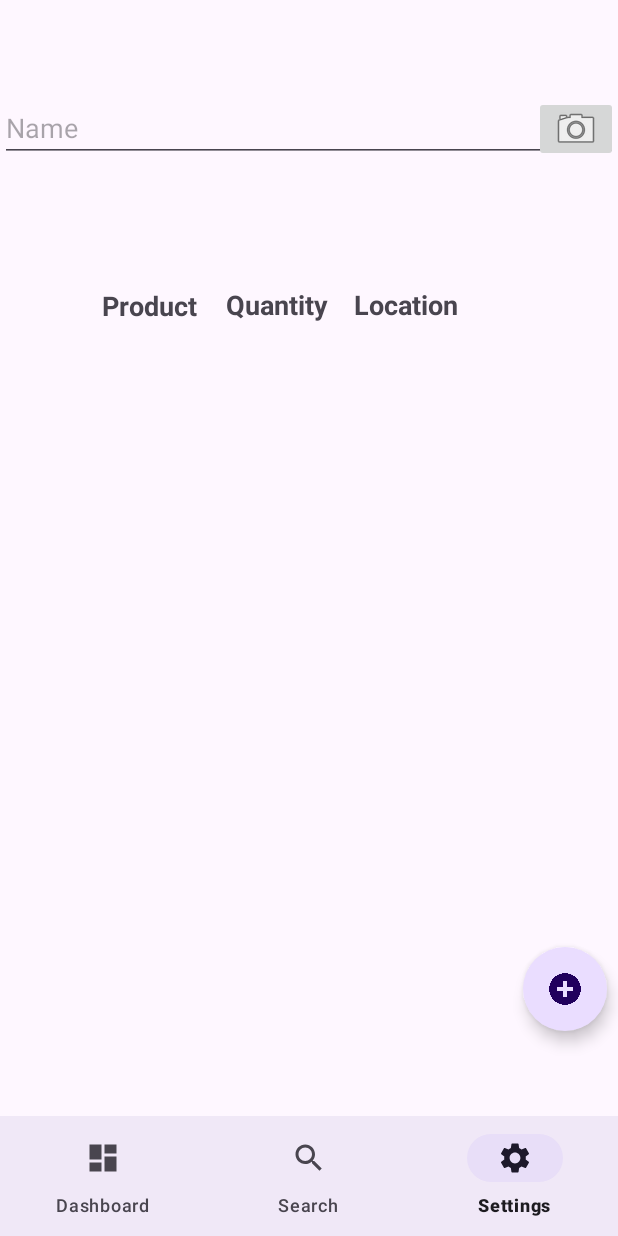
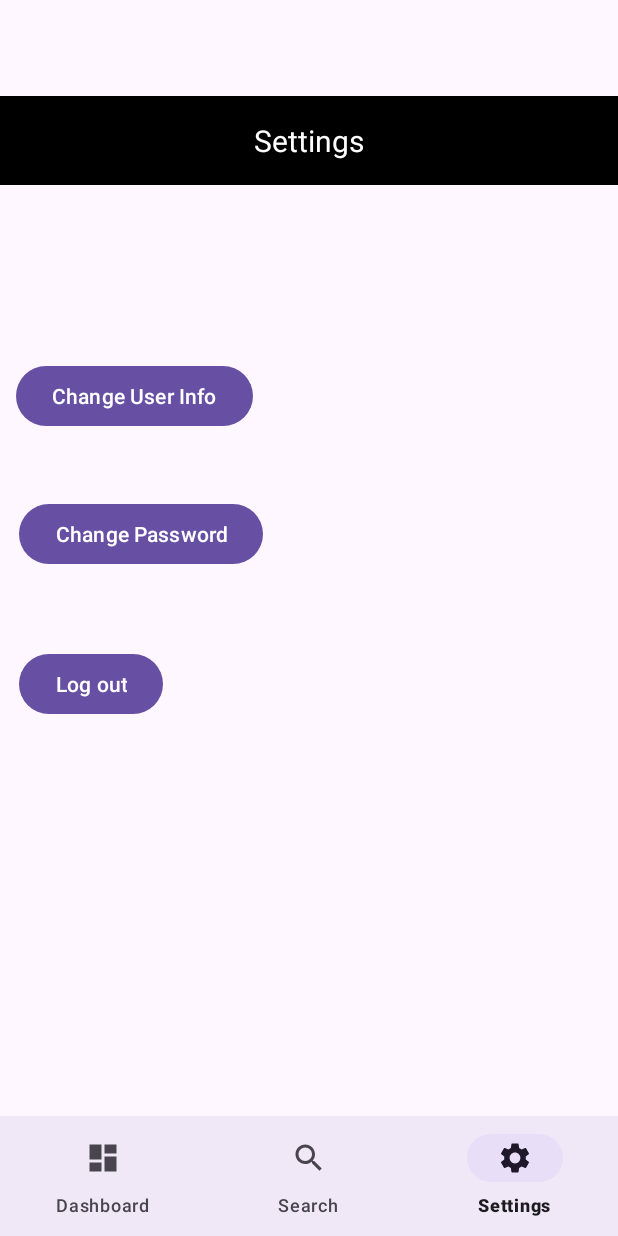
Before and after one commit to ahadides/BCS421_BIMS, an Android app: the fragment itemeditFragment placed in its activity, item 3 of the bottom bar chosen, on a phone screen of 412 x 824 dp. Run offline under Robolectric (Android 15) with nearby library versions, the phone set to English and light mode, and no system bars; our stand-ins replace Firebase (no records; nobody signed in at launch, a user with empty details on screens opened directly), Picasso, navigation-ui; pictures from the network do not load.

```diff
--- a/app/src/main/java/edu/farmingdale/bcs421_bims/HomeActivity.kt
+++ b/app/src/main/java/edu/farmingdale/bcs421_bims/HomeActivity.kt
@@ -15,6 +15,9 @@ class HomeActivity : AppCompatActivity() {
     override fun onCreate(savedInstanceState: Bundle?) {
         super.onCreate(savedInstanceState)
         setContentView(R.layout.activity_home)
+
+
+        //HOMEACTIVITY FOR DEBUG
 
         //Initialize Firebase Auth
         auth = FirebaseAuth.getInstance()
--- a/app/src/main/java/edu/farmingdale/bcs421_bims/ItemFragment.kt
+++ b/app/src/main/java/edu/farmingdale/bcs421_bims/ItemFragment.kt
@@ -154,11 +154,8 @@ class ItemFragment : Fragment() {
                 else -> false
             }
         }
-
         popupMenu.show()
     }
-
-
 
     override fun onDestroyView() {
         super.onDestroyView()
--- a/app/src/main/java/edu/farmingdale/bcs421_bims/LoginActivity.kt
+++ b/app/src/main/java/edu/farmingdale/bcs421_bims/LoginActivity.kt
@@ -108,7 +108,8 @@ class LoginActivity : AppCompatActivity() {
             .addOnCompleteListener(this) { task ->
                 if (task.isSuccessful) {
                     Toast.makeText(this, "Google sign-in successful", Toast.LENGTH_SHORT).show()
-                    //Redirect to main activity or another activity as needed
+                    //Redirect to HomeActivity for debug purposes
+                    //Change
                     val homeIntent = Intent(this, HomeActivity::class.java)
                     startActivity(homeIntent)
                     //closes login activity
--- a/app/src/main/java/edu/farmingdale/bcs421_bims/MainActivity.kt
+++ b/app/src/main/java/edu/farmingdale/bcs421_bims/MainActivity.kt
@@ -26,8 +26,8 @@ class MainActivity : AppCompatActivity() {
             when(it.itemId){
 
                 R.id.navigation_dashboard -> replaceFragment(DashFragment())
-                R.id.navigation_Settings -> replaceFragment(SearchFragment())
                 R.id.navigation_Search -> replaceFragment(SearchFragment())
+                R.id.navigation_Settings -> replaceFragment(SettingFragment())
                 else ->{
                 }
             }
--- a/app/src/main/java/edu/farmingdale/bcs421_bims/SearchFragment.kt
+++ b/app/src/main/java/edu/farmingdale/bcs421_bims/SearchFragment.kt
@@ -84,7 +84,7 @@ class SearchFragment : Fragment() {
             val itemFragment = ItemFragment()
             itemFragment.arguments = bundle
 
-            // Replace the current fragment with ItemFragment
+            //Replace the current fragment with ItemFragment
             requireActivity().supportFragmentManager.beginTransaction()
                 .replace(R.id.fram_layout, itemFragment)
                 .addToBackStack(null)
--- a/app/src/main/java/edu/farmingdale/bcs421_bims/SettingFragment.kt
+++ b/app/src/main/java/edu/farmingdale/bcs421_bims/SettingFragment.kt
@@ -1,59 +1,84 @@
 package edu.farmingdale.bcs421_bims
 
+import android.content.Intent
 import android.os.Bundle
+import android.util.Log
 import androidx.fragment.app.Fragment
 import android.view.LayoutInflater
+import android.view.MenuItem
 import android.view.View
 import android.view.ViewGroup
+import android.widget.Toast
+import androidx.appcompat.widget.PopupMenu
+import com.google.android.gms.auth.api.signin.GoogleSignIn
+import com.google.android.gms.auth.api.signin.GoogleSignInOptions
+import com.google.firebase.auth.FirebaseAuth
+import com.google.firebase.database.FirebaseDatabase
+import com.squareup.picasso.Picasso
+import edu.farmingdale.bcs421_bims.databinding.FragmentItemBinding
+import edu.farmingdale.bcs421_bims.databinding.FragmentSettingBinding
 
-// TODO: Rename parameter arguments, choose names that match
-// the fragment initialization parameters, e.g. ARG_ITEM_NUMBER
-private const val ARG_PARAM1 = "param1"
-private const val ARG_PARAM2 = "param2"
-
-/**
- * A simple [Fragment] subclass.
- * Use the [SettingFragment.newInstance] factory method to
- * create an instance of this fragment.
- */
 class SettingFragment : Fragment() {
-    // TODO: Rename and change types of parameters
-    private var param1: String? = null
-    private var param2: String? = null
-
-    override fun onCreate(savedInstanceState: Bundle?) {
-        super.onCreate(savedInstanceState)
-        arguments?.let {
-            param1 = it.getString(ARG_PARAM1)
-            param2 = it.getString(ARG_PARAM2)
-        }
-    }
+    private lateinit var auth: FirebaseAuth
+    private var _binding: FragmentSettingBinding? = null
+    private val binding get() = _binding!!
 
     override fun onCreateView(
         inflater: LayoutInflater, container: ViewGroup?,
         savedInstanceState: Bundle?
     ): View? {
-        // Inflate the layout for this fragment
-        return inflater.inflate(R.layout.fragment_setting, container, false)
+        _binding = FragmentSettingBinding.inflate(inflater, container, false)
+        return binding.root
     }
 
-    companion object {
-        /**
-         * Use this factory method to create a new instance of
-         * this fragment using the provided parameters.
-         *
-         * @param param1 Parameter 1.
-         * @param param2 Parameter 2.
-         * @return A new instance of fragment SettingFragment.
-         */
-        // TODO: Rename and change types and number of parameters
-        @JvmStatic
-        fun newInstance(param1: String, param2: String) =
-            SettingFragment().apply {
-                arguments = Bundle().apply {
-                    putString(ARG_PARAM1, param1)
-                    putString(ARG_PARAM2, param2)
-                }
-            }
+
+
+    override fun onViewCreated(view: View, savedInstanceState: Bundle?) {
+        super.onViewCreated(view, savedInstanceState)
+
+
+        //Initialize Firebase Auth
+        auth = FirebaseAuth.getInstance()
+
+        binding.toolBar.ToolBarText.text = "Settings"
+        binding.toolBar.leftIcon.visibility = View.GONE
+        binding.toolBar.RightIcon.visibility = View.GONE
+
+        binding.toolBar.leftIcon.setOnClickListener {
+            requireActivity().onBackPressed()
+        }
+        binding.toolBar.RightIcon.setOnClickListener {
+            //showPopupMenu()
+        }
+
+        binding.bnLogout.setOnClickListener {
+           signOut()
+        }
+
+
+
+    }
+    override fun onDestroyView() {
+        super.onDestroyView()
+        _binding = null
+    }
+
+    private fun signOut() {
+//        //Firebase sign out
+//        auth.signOut()
+//
+//        //Google sign out
+//        val gso = GoogleSignInOptions.Builder(GoogleSignInOptions.DEFAULT_SIGN_IN)
+//            .requestIdToken(getString(R.string.default_web_client_id))
+//            .requestEmail()
+//            .build()
+//        val googleSignInClient = GoogleSignIn.getClient(this, gso)
+//        googleSignInClient.signOut().addOnCompleteListener(this) {
+//            //Update UI after sign out
+//            val intent = Intent(this, LoginActivity::class.java)
+//            startActivity(intent)
+//            //Close HomeActivity
+//            finish()
+//        }
     }
 }
--- a/app/src/main/java/edu/farmingdale/bcs421_bims/itemeditFragment.kt
+++ b/app/src/main/java/edu/farmingdale/bcs421_bims/itemeditFragment.kt
@@ -35,8 +35,6 @@ import java.util.UUID
 
 class itemeditFragment : Fragment() {
 
-
-
     private var _binding: FragmentItemeditBinding? = null
     private val binding get() = _binding!!
 
@@ -53,11 +51,9 @@ class itemeditFragment : Fragment() {
 
 
     companion object {
-
         const val REQUEST_IMAGE_CAPTURE = 1
         const val REQUEST_PICK_IMAGE = 2
         const val REQUEST_SCAN = 3
-
     }
     override fun onCreateView(
         inflater: LayoutInflater, container: ViewGroup?,
@@ -75,9 +71,8 @@ class itemeditFragment : Fragment() {
         binding.toolBar.leftIcon.setOnClickListener{
             requireActivity().onBackPressed()
         }
-        // Retrieve data from arguments
+        //Retrieve data from arguments
         val args = arguments
-
 
         itemImageUrl = args?.getString("itemImage", "") ?: ""
         itemName = args?.getString("itemName", "Default Name") ?: "Default Name"
@@ -85,21 +80,21 @@ class itemeditFragment : Fragment() {
         itemQuantity = args?.getString("itemQuantity", "0") ?: "0"
         itemLocation = args?.getString("itemLocation", "Default Location") ?: "Default Location"
         itemKey = args?.getString("itemKey", "") ?: ""
-        // Load image using Picasso
+        //Load image using Picasso
         if (itemImageUrl.isNotEmpty()) {
             Picasso.get().load(itemImageUrl).into(binding.itemImage)
         } else {
-            // Default image if URL is empty
+            //Default image if URL is empty
             binding.itemImage.setImageResource(R.drawable.person)
         }
 
-        // Set initial values for EditText elements
+        //Set initial values for EditText elements
         binding.textViewName.setText(itemName)
         binding.textViewUpc.setText(itemUPC)
         binding.textViewLoc.setText(itemLocation)
         binding.textViewQua.setText(itemQuantity)
 
-        // Handle ADD button click
+        //Handle ADD button click
         binding.Submit.setOnClickListener {
             itemName = binding.textViewName.text.toString()
             itemUPC = binding.textViewUpc.text.toString()
@@ -107,38 +102,29 @@ class itemeditFragment : Fragment() {
             itemLocation = binding.textViewLoc.text.toString()
 
             val item = Item(itemImageUrl ?: "", itemUPC ?: "", itemName ?: "", itemQuantity, itemLocation,itemKey)
-            Toast.makeText(context, item.key, Toast.LENGTH_LONG).show()
             uploadData(item)
 
-            // Use FragmentManager to pop the back stack and navigate back to the previous fragment
-
-
-
+            //Use FragmentManager to pop the back stack and navigate back to the previous fragment
         }
         binding.itemImage.setOnClickListener {
             showPopupMenu()
         }
+        //Observe changes in the sharedViewModel.dataToPass
 
-
-
-
-        // Observe changes in the sharedViewModel.dataToPass
-
-        // Add more logic here for other buttons or actions
+        //Add more logic here for other buttons or actions
     }
 
     private fun updateItem(newItem: Item) {
-        // Create reference to specific item in the Firebase database
+        //Create reference to specific item in the Firebase database
         Log.d("ItemFragment", "Updating Product: ${newItem.key} with new name: ${newItem.productName}")
         val itemRef = FirebaseDatabase.getInstance().getReference("items").child(newItem.key)
 
-        // Update the entire item
+        //Update the entire item
         itemRef.setValue(newItem)
             .addOnSuccessListener {
-                // Update UI or perform any other tasks after successful update
+                //Update UI or perform any other tasks after successful update
 
                 Toast.makeText(context, "Item updated in Database", Toast.LENGTH_SHORT).show()
-
                 requireActivity().supportFragmentManager.popBackStack()
                 requireActivity().supportFragmentManager.popBackStack()
             }
@@ -147,8 +133,6 @@ class itemeditFragment : Fragment() {
                 Toast.makeText(context, "Failed to update Item in Database", Toast.LENGTH_SHORT).show()
             }
     }
-
-
 
     //barcode: String?, productName: String?, imageUrl: String?, quantity: String, location: String
     private fun uploadData(newItem: Item) {
@@ -209,9 +193,6 @@ class itemeditFragment : Fragment() {
         }
     }
 
-
-
-
     private fun showPopupMenu() {
         val popupMenu = PopupMenu(requireContext(), binding.itemImage)
         popupMenu.inflate(R.menu.imagepopupmenu)
@@ -234,36 +215,28 @@ class itemeditFragment : Fragment() {
                 else -> false
             }
         }
-
         popupMenu.show()
     }
 
         fun startScan() {
-            // Start Inventory activity from the fragment for scanning
+            //Start Inventory activity from the fragment for scanning
             val intent = Intent(requireContext(), Inventory::class.java)
             Toast.makeText(context, "Scanning...", Toast.LENGTH_LONG).show()
             startActivityForResult(intent, REQUEST_SCAN)
         }
 
-
-
-
-
-
-
-
     private fun dispatchTakePictureIntent() {
         Intent(MediaStore.ACTION_IMAGE_CAPTURE).also { takePictureIntent ->
-            // Ensure that there's a camera activity to handle the intent
+            //Ensure that there's a camera activity to handle the intent
             takePictureIntent.resolveActivity(requireActivity().packageManager)?.also {
-                // Create the File where the photo should go
+                //Create the File where the photo should go
                 val photoFile: File? = try {
                     createImageFile()
                 } catch (ex: IOException) {
-                    // Error occurred while creating the File
+                    //Error occurred while creating the File
                     null
                 }
-                // Continue only if the File was successfully created
+                //Continue only if the File was successfully created
                 photoFile?.also {
                     val photoURI: Uri = FileProvider.getUriForFile(
                         requireContext(),
@@ -286,7 +259,7 @@ class itemeditFragment : Fragment() {
             ".jpg", /* suffix */
             storageDir /* directory */
         ).apply {
-            // Save a file path for use with ACTION_VIEW intents
+            //Save a file path for use with ACTION_VIEW intents
             currentPhotoPath = absolutePath
         }
     }
@@ -301,41 +274,40 @@ class itemeditFragment : Fragment() {
         if (resultCode == Activity.RESULT_OK) {
             when (requestCode) {
                 REQUEST_IMAGE_CAPTURE -> {
-                    // Handle the captured image from the camera (currentPhotoPath will contain the path)
+                    //Handle the captured image from the camera (currentPhotoPath will contain the path)
                     val imageFile = File(currentPhotoPath)
-                    // Get the URL of the captured image
+                    //Get the URL of the captured image
                     val imageUri = Uri.fromFile(imageFile)
-                    // Load the image into the ImageView
+                    //Load the image into the ImageView
                     Picasso.get().load(imageUri).into(binding.itemImage)
-                    // Save the image URL for later use
+                    //Save the image URL for later use
                     itemImageUrl = imageUri.toString()
                 }
                 REQUEST_PICK_IMAGE -> {
-                    // Handle the selected image from the gallery
+                    //Handle the selected image from the gallery
                     val selectedImage: Uri? = data?.data
-                    // Load the image into the ImageView
+                    //Load the image into the ImageView
                     Picasso.get().load(selectedImage).into(binding.itemImage)
-                    // Save the image URL for later use
+                    //Save the image URL for later use
                     itemImageUrl = selectedImage.toString()
                 }
                 REQUEST_SCAN -> {
-                    // Handle the result from the Inventory activity
-                    // You can access data from the scan if needed
+                    //Handle the result from the Inventory activity
+                    //You can access data from the scan if needed
                     val bundle: Bundle? = data?.extras
                     bundle?.let { updateUI(it) }
                     val scannedData = data?.getStringExtra("SCANNED_DATA")
                     Toast.makeText(context, "Data Scanned", Toast.LENGTH_LONG).show()
-                    // Handle the scanned data as needed
+                    //Handle the scanned data as needed
                 }
             }
         }
     }
 
-
     private fun updateUI(bundle: Bundle) {
-        // Update UI with the received data
+        //Update UI with the received data
         bundle?.let {
-            // Use the bundle to perform actions with the received data
+            //Use the bundle to perform actions with the received data
             itemImageUrl = bundle.getString("itemImage", "")
             itemUPC = bundle.getString("itemUPC", "")
             itemName = bundle.getString("itemName", "")
@@ -344,11 +316,10 @@ class itemeditFragment : Fragment() {
             if (itemImageUrl.isNotEmpty()) {
                 Picasso.get().load(itemImageUrl).into(binding.itemImage)
             } else {
-                // Default image if URL is empty
+                //Default image if URL is empty
                 binding.itemImage.setImageResource(R.drawable.logo)
             }
-
-            // Set initial values for EditText elements
+            //Set initial values for EditText elements
             binding.textViewName.setText(itemName)
             binding.textViewUpc.setText(itemUPC)
             binding.textViewLoc.setText(itemLocation)
@@ -356,27 +327,8 @@ class itemeditFragment : Fragment() {
         }
     }
 
-
-
-
-
     override fun onDestroyView() {
         super.onDestroyView()
         _binding = null
     }
-
-   /* fun onDataSubmitted(bundle: Bundle) {
-
-
-        itemImageUrl = bundle.getString("itemImage", "")
-        itemName = bundle.getString("itemName", "Default Name") ?: "Default Name"
-        itemUPC = bundle.getString("itemUPC", "123456789") ?: "123456789"
-        itemQuantity = bundle.getString("itemQuantity", "0") ?: "0"
-        itemLocation = bundle.getString("itemLocation", "Default Location") ?: "Default Location"
-        Toast.makeText(context, itemName, Toast.LENGTH_LONG).show()
-
-        updateUI()
-    }*/
-
-
 }
--- a/app/src/main/res/layout/fragment_item.xml
+++ b/app/src/main/res/layout/fragment_item.xml
@@ -41,8 +41,6 @@
         android:textSize="16sp"
         app:layout_constraintStart_toStartOf="@+id/textViewName"
         app:layout_constraintTop_toBottomOf="@+id/textViewName" />
-
-
 
     <ImageView
         android:id="@+id/itemImage"
--- a/app/src/main/res/layout/fragment_search.xml
+++ b/app/src/main/res/layout/fragment_search.xml
@@ -101,5 +101,4 @@
         app:layout_constraintTop_toTopOf="@+id/searchField"
         app:layout_constraintVertical_bias="1.0"
         app:srcCompat="@android:drawable/ic_menu_camera" />
-
 </androidx.constraintlayout.widget.ConstraintLayout>
--- a/app/src/main/res/layout/fragment_setting.xml
+++ b/app/src/main/res/layout/fragment_setting.xml
@@ -1,14 +1,51 @@
 <?xml version="1.0" encoding="utf-8"?>
 <FrameLayout xmlns:android="http://schemas.android.com/apk/res/android"
+    xmlns:app="http://schemas.android.com/apk/res-auto"
     xmlns:tools="http://schemas.android.com/tools"
     android:layout_width="match_parent"
     android:layout_height="match_parent"
     tools:context=".SettingFragment">
 
-    <!-- TODO: Update blank fragment layout -->
-    <TextView
+    <include
+        android:id="@+id/toolBar"
+        layout="@layout/toolbar" />
+
+    <androidx.constraintlayout.widget.ConstraintLayout
         android:layout_width="match_parent"
-        android:layout_height="match_parent"
-        android:text="@string/hello_blank_fragment" />
+        android:layout_height="match_parent">
+
+        <Button
+            android:id="@+id/bnLogout"
+            android:layout_width="wrap_content"
+            android:layout_height="wrap_content"
+            android:layout_marginTop="368dp"
+            android:text="Log out"
+            app:layout_constraintEnd_toEndOf="parent"
+            app:layout_constraintHorizontal_bias="0.041"
+            app:layout_constraintStart_toStartOf="parent"
+            app:layout_constraintTop_toTopOf="parent" />
+
+        <Button
+            android:id="@+id/bnChangeUserInfo"
+            android:layout_width="wrap_content"
+            android:layout_height="wrap_content"
+            android:layout_marginTop="176dp"
+            android:text="Change User Info"
+            app:layout_constraintEnd_toEndOf="parent"
+            app:layout_constraintHorizontal_bias="0.041"
+            app:layout_constraintStart_toStartOf="parent"
+            app:layout_constraintTop_toTopOf="parent" />
+
+        <Button
+            android:id="@+id/bnChangePassword"
+            android:layout_width="wrap_content"
+            android:layout_height="wrap_content"
+            android:layout_marginTop="268dp"
+            android:text="Change Password"
+            app:layout_constraintEnd_toEndOf="parent"
+            app:layout_constraintHorizontal_bias="0.052"
+            app:layout_constraintStart_toStartOf="parent"
+            app:layout_constraintTop_toTopOf="parent" />
+    </androidx.constraintlayout.widget.ConstraintLayout>
 
 </FrameLayout>
```
Also changed, not shown: app/src/main/java/edu/farmingdale/bcs421_bims/DashFragment.kt (+16 -15 lines). Lines whose indentation alone changed are shown as unchanged.
